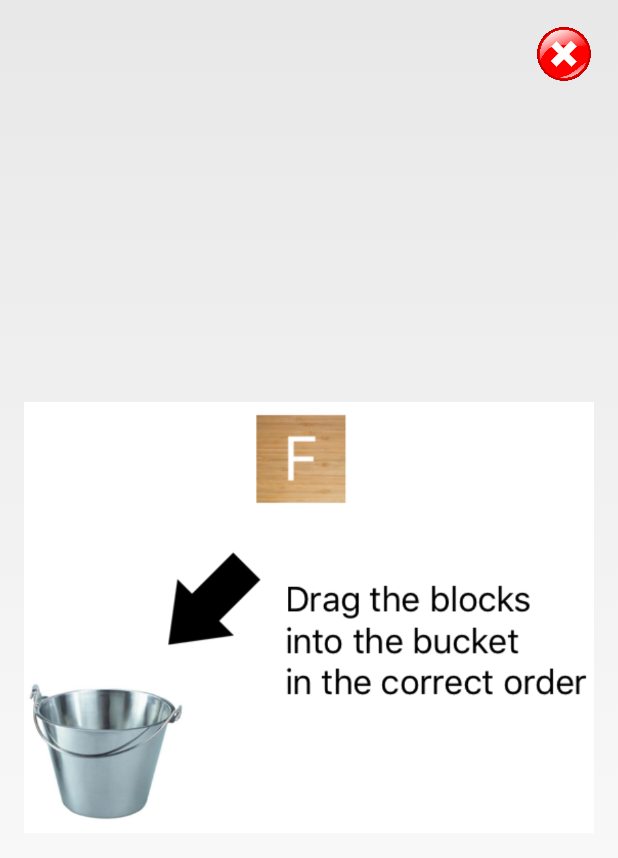
After one commit to randcode-generator/WordGuessingGame_Android, an Android app: the HelpActivity screen opened directly, with no data from a screen before it, on a phone screen of 412 x 824 dp. The commit adds this screen. Shown: the top 858 px of the screen. Run offline under Robolectric (Android 15) with nearby library versions, the phone set to English and light mode, and no system bars.

Commit message:
added help

```diff
--- a/app/src/main/AndroidManifest.xml
+++ b/app/src/main/AndroidManifest.xml
@@ -15,6 +15,9 @@
                 <category android:name="android.intent.category.LAUNCHER" />
             </intent-filter>
         </activity>
+        <activity
+            android:name=".HelpActivity"
+            android:label="@string/title_activity_help"></activity>
     </application>
 
 </manifest>
--- /dev/null
+++ b/app/src/main/java/com/example/eric/wordguessinggame/HelpActivity.java
@@ -0,0 +1,24 @@
+package com.example.eric.wordguessinggame;
+
+import android.os.Bundle;
+import android.app.Activity;
+import android.view.View;
+import android.widget.ImageView;
+
+public class HelpActivity extends Activity {
+
+    @Override
+    protected void onCreate(Bundle savedInstanceState) {
+        super.onCreate(savedInstanceState);
+        setContentView(R.layout.activity_help);
+
+        ImageView closeView = (ImageView) findViewById(R.id.closeButtonId);
+        closeView.setOnClickListener(new View.OnClickListener() {
+            @Override
+            public void onClick(View v) {
+                HelpActivity.this.finish();
+            }
+        });
+    }
+
+}
--- /dev/null
+++ b/app/src/main/res/layout/activity_help.xml
@@ -0,0 +1,30 @@
+<?xml version="1.0" encoding="utf-8"?>
+<RelativeLayout xmlns:android="http://schemas.android.com/apk/res/android"
+    xmlns:app="http://schemas.android.com/apk/res-auto"
+    xmlns:tools="http://schemas.android.com/tools"
+    android:id="@+id/activity_help"
+    android:layout_width="match_parent"
+    android:layout_height="match_parent"
+    android:paddingBottom="@dimen/activity_vertical_margin"
+    android:paddingLeft="@dimen/activity_horizontal_margin"
+    android:paddingRight="@dimen/activity_horizontal_margin"
+    android:paddingTop="@dimen/activity_vertical_margin"
+    tools:context="com.example.eric.wordguessinggame.HelpActivity">
+
+    <ImageView
+        android:layout_width="40dp"
+        android:layout_height="40dp"
+        android:src="@drawable/closebutton"
+        android:layout_alignParentTop="true"
+        android:layout_alignParentEnd="true"
+        android:id="@+id/closeButtonId" />
+
+    <ImageView
+        android:layout_width="wrap_content"
+        android:layout_height="wrap_content"
+        android:src="@drawable/instruction"
+        android:layout_centerVertical="true"
+        android:layout_centerHorizontal="true"
+        android:id="@+id/instruction" />
+
+</RelativeLayout>
--- a/app/src/main/res/values/strings.xml
+++ b/app/src/main/res/values/strings.xml
@@ -1,3 +1,4 @@
 <resources>
     <string name="app_name">WordGuessingGame</string>
+    <string name="title_activity_help">HelpActivity</string>
 </resources>
```
Also changed, not shown: app/src/main/java/com/example/eric/wordguessinggame/MainActivity.java (+9 -0 lines), app/src/main/res/layout/activity_main.xml (+9 -0 lines), app/src/main/res/drawable/closebutton.png (added), app/src/main/res/drawable/helpbutton.png (added), app/src/main/res/drawable/instruction.png (added).
